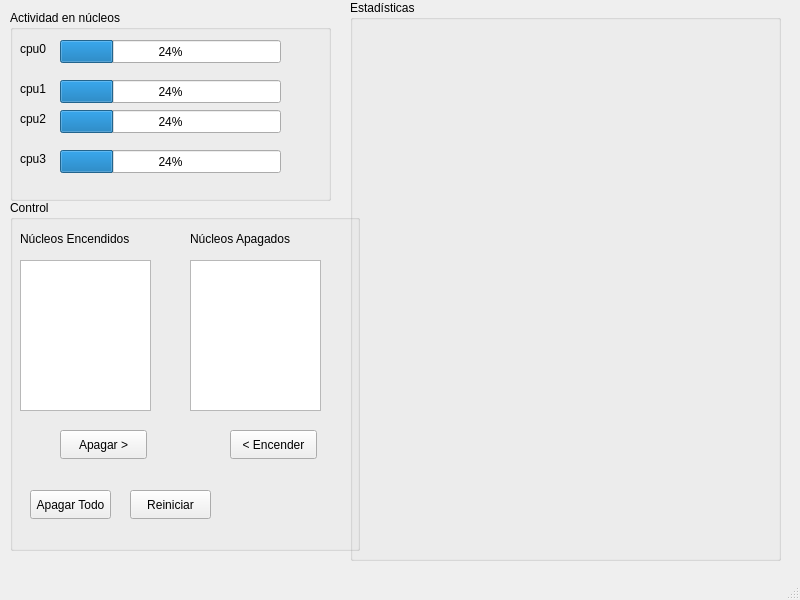
Qt form ui/main.ui (jaguilar992/pc_stress_test) before a commit.
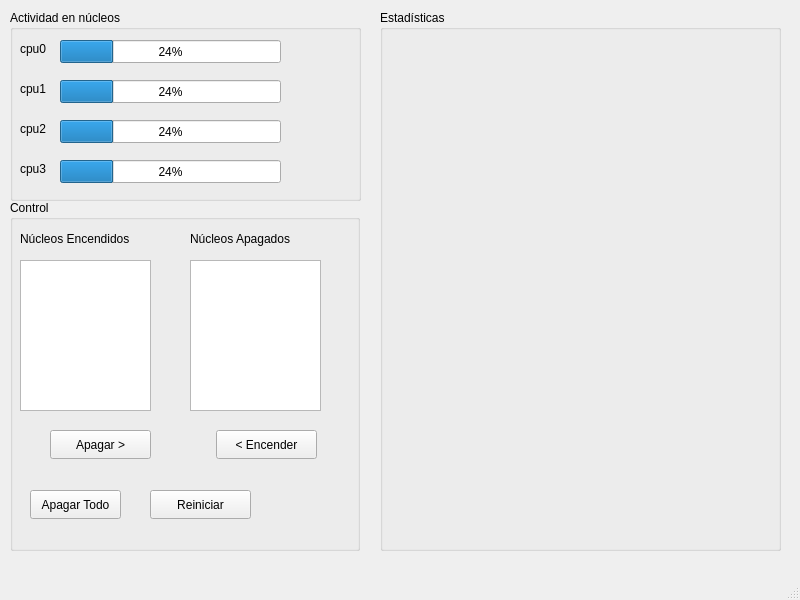
The same form after that commit. Custom widgets are drawn as their Qt base class.

```diff
--- a/ui/main.ui
+++ b/ui/main.ui
@@ -41,6 +41,9 @@
       <height>600</height>
      </size>
     </property>
+    <property name="autoFillBackground">
+     <bool>false</bool>
+    </property>
     <property name="title">
      <string>Control</string>
     </property>
@@ -59,7 +62,7 @@
       <rect>
        <x>10</x>
        <y>30</y>
-       <width>111</width>
+       <width>131</width>
        <height>17</height>
       </rect>
      </property>
@@ -82,7 +85,7 @@
       <rect>
        <x>180</x>
        <y>30</y>
-       <width>111</width>
+       <width>121</width>
        <height>17</height>
       </rect>
      </property>
@@ -93,9 +96,9 @@
     <widget class="QPushButton" name="pushButton">
      <property name="geometry">
       <rect>
-       <x>50</x>
+       <x>40</x>
        <y>230</y>
-       <width>87</width>
+       <width>101</width>
        <height>29</height>
       </rect>
      </property>
@@ -106,9 +109,9 @@
     <widget class="QPushButton" name="pushButton_2">
      <property name="geometry">
       <rect>
-       <x>220</x>
+       <x>206</x>
        <y>230</y>
-       <width>87</width>
+       <width>101</width>
        <height>29</height>
       </rect>
      </property>
@@ -119,9 +122,9 @@
     <widget class="QPushButton" name="pushButton_4">
      <property name="geometry">
       <rect>
-       <x>120</x>
+       <x>140</x>
        <y>290</y>
-       <width>81</width>
+       <width>101</width>
        <height>29</height>
       </rect>
      </property>
@@ -134,7 +137,7 @@
       <rect>
        <x>20</x>
        <y>290</y>
-       <width>81</width>
+       <width>91</width>
        <height>29</height>
       </rect>
      </property>
@@ -146,32 +149,22 @@
    <widget class="QGroupBox" name="groupBox_2">
     <property name="geometry">
      <rect>
-      <x>350</x>
-      <y>0</y>
-      <width>431</width>
-      <height>561</height>
+      <x>380</x>
+      <y>10</y>
+      <width>401</width>
+      <height>541</height>
      </rect>
     </property>
     <property name="title">
      <string>Estadísticas</string>
     </property>
-    <widget class="QwtPlot" name="qwtPlot">
-     <property name="geometry">
-      <rect>
-       <x>10</x>
-       <y>20</y>
-       <width>400</width>
-       <height>200</height>
-      </rect>
-     </property>
-    </widget>
    </widget>
    <widget class="QGroupBox" name="groupBox_3">
     <property name="geometry">
      <rect>
       <x>10</x>
       <y>10</y>
-      <width>321</width>
+      <width>351</width>
       <height>191</height>
      </rect>
     </property>
@@ -237,7 +230,7 @@
      <property name="geometry">
       <rect>
        <x>10</x>
-       <y>100</y>
+       <y>110</y>
        <width>31</width>
        <height>17</height>
       </rect>
@@ -250,7 +243,7 @@
      <property name="geometry">
       <rect>
        <x>50</x>
-       <y>100</y>
+       <y>110</y>
        <width>221</width>
        <height>23</height>
       </rect>
@@ -263,7 +256,7 @@
      <property name="geometry">
       <rect>
        <x>10</x>
-       <y>140</y>
+       <y>150</y>
        <width>31</width>
        <height>17</height>
       </rect>
@@ -276,7 +269,7 @@
      <property name="geometry">
       <rect>
        <x>50</x>
-       <y>140</y>
+       <y>150</y>
        <width>221</width>
        <height>23</height>
       </rect>
@@ -299,13 +292,6 @@
   </widget>
   <widget class="QStatusBar" name="statusbar"/>
  </widget>
- <customwidgets>
-  <customwidget>
-   <class>QwtPlot</class>
-   <extends>QFrame</extends>
-   <header>qwt_plot.h</header>
-  </customwidget>
- </customwidgets>
  <resources/>
  <connections/>
 </ui>
```
Left out of the diff: 24 changed lines with no effect on the pictures.
